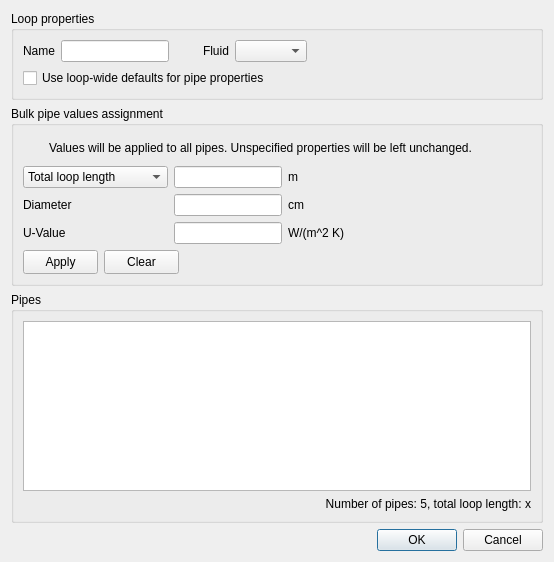
Before: the Qt Designer form trnsysGUI/hydraulicLoops/_dialogs/edit/_dialog.ui in SPF-OST/pytrnsys_gui, drawn with Qt 5.
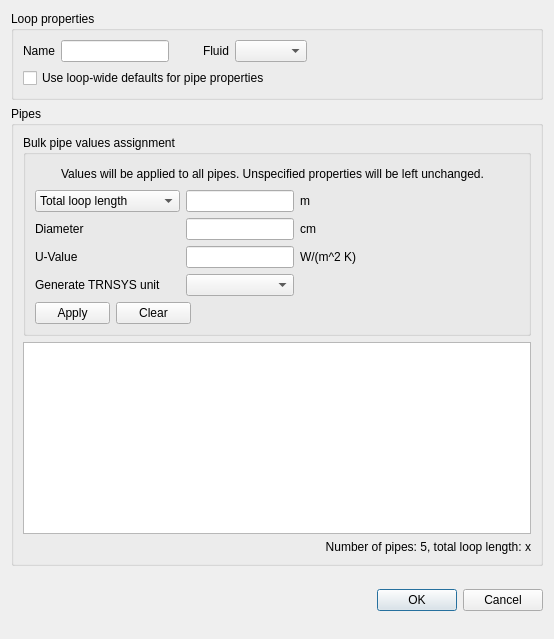
After: the same form once the commit is applied. Icons and pictures are not drawn.

Commit message: Allow "simulating" single pipes with just an equation without losses.

What changed in the file:
```diff
--- a/trnsysGUI/hydraulicLoops/_dialogs/edit/_dialog.ui
+++ b/trnsysGUI/hydraulicLoops/_dialogs/edit/_dialog.ui
@@ -7,7 +7,7 @@
     <x>0</x>
     <y>0</y>
     <width>554</width>
-    <height>562</height>
+    <height>639</height>
    </rect>
   </property>
   <property name="sizePolicy">
@@ -147,6 +147,18 @@
     </widget>
    </item>
    <item>
+    <widget class="QGroupBox" name="pipesGroupBox">
+     <property name="sizePolicy">
+      <sizepolicy hsizetype="Preferred" vsizetype="Preferred">
+       <horstretch>0</horstretch>
+       <verstretch>0</verstretch>
+      </sizepolicy>
+     </property>
+     <property name="title">
+      <string>Pipes</string>
+     </property>
+     <layout class="QVBoxLayout" name="verticalLayout_3">
+      <item>
     <widget class="QGroupBox" name="bulkOperationsGroupBox">
      <property name="sizePolicy">
       <sizepolicy hsizetype="Preferred" vsizetype="Preferred">
@@ -216,7 +228,7 @@
        </layout>
       </item>
       <item>
-       <layout class="QHBoxLayout" name="horizontalLayout_5">
+          <layout class="QHBoxLayout" name="horizontalLayout_6">
         <item>
          <layout class="QGridLayout" name="gridLayout">
           <item row="0" column="0">
@@ -379,6 +391,77 @@
             </property>
            </widget>
           </item>
+             <item row="3" column="0">
+              <widget class="QLabel" name="label_2">
+               <property name="text">
+                <string>Generate TRNSYS unit</string>
+               </property>
+              </widget>
+             </item>
+             <item row="3" column="1">
+              <widget class="QComboBox" name="bulkGeneratUnitComboBox">
+               <item>
+                <property name="text">
+                 <string/>
+                </property>
+               </item>
+               <item>
+                <property name="text">
+                 <string>Yes</string>
+                </property>
+               </item>
+               <item>
+                <property name="text">
+                 <string>No</string>
+                </property>
+               </item>
+              </widget>
+             </item>
+             <item row="3" column="2">
+              <layout class="QHBoxLayout" name="horizontalLayout_5">
+               <item>
+                <widget class="QWidget" name="bulkLengthInfoIconWidget_2" native="true">
+                 <property name="sizePolicy">
+                  <sizepolicy hsizetype="Preferred" vsizetype="Preferred">
+                   <horstretch>0</horstretch>
+                   <verstretch>0</verstretch>
+                  </sizepolicy>
+                 </property>
+                 <property name="minimumSize">
+                  <size>
+                   <width>20</width>
+                   <height>20</height>
+                  </size>
+                 </property>
+                 <property name="baseSize">
+                  <size>
+                   <width>0</width>
+                   <height>0</height>
+                  </size>
+                 </property>
+                 <property name="toolTip">
+                  <string>&lt;html&gt;&lt;head/&gt;&lt;body&gt;&lt;p&gt;Yes - create a TRNSYS unit to simulate the behaviour of the pipe&lt;/p&gt;&lt;p&gt;No - represent the pipe using a simple equation assuming no heat loss&lt;/p&gt;&lt;/body&gt;&lt;/html&gt;</string>
+                 </property>
+                 <property name="styleSheet">
+                  <string notr="true">image: url(:/tango-icons/status/tango-icon-theme-0.8.90/scalable/status/dialog-information.svg);</string>
+                 </property>
+                </widget>
+               </item>
+               <item>
+                <spacer name="horizontalSpacer_7">
+                 <property name="orientation">
+                  <enum>Qt::Horizontal</enum>
+                 </property>
+                 <property name="sizeHint" stdset="0">
+                  <size>
+                   <width>40</width>
+                   <height>20</height>
+                  </size>
+                 </property>
+                </spacer>
+               </item>
+              </layout>
+             </item>
          </layout>
         </item>
         <item>
@@ -388,7 +471,7 @@
           </property>
           <property name="sizeHint" stdset="0">
            <size>
-            <width>40</width>
+               <width>92</width>
             <height>20</height>
            </size>
           </property>
@@ -457,18 +540,6 @@
      </layout>
     </widget>
    </item>
-   <item>
-    <widget class="QGroupBox" name="pipesGroupBox">
-     <property name="sizePolicy">
-      <sizepolicy hsizetype="Preferred" vsizetype="Preferred">
-       <horstretch>0</horstretch>
-       <verstretch>0</verstretch>
-      </sizepolicy>
-     </property>
-     <property name="title">
-      <string>Pipes</string>
-     </property>
-     <layout class="QVBoxLayout" name="verticalLayout_3">
       <item>
        <widget class="QTableView" name="connectionsTableView">
         <property name="sizePolicy">
```
Lines whose indentation alone changed are shown as unchanged. The commit also changes 22 other files.
